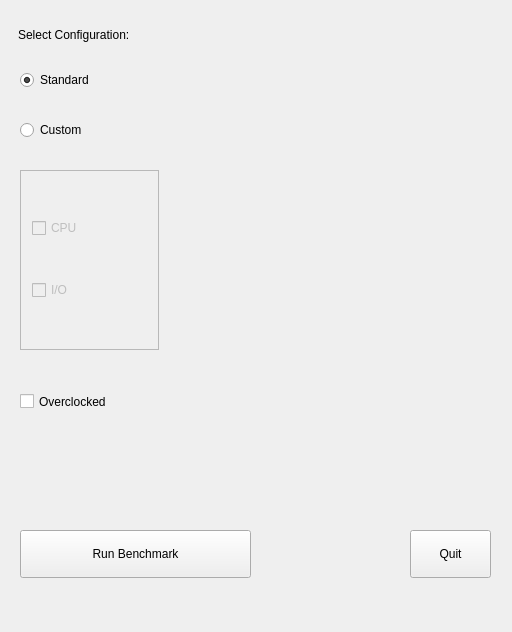
The window that guistructure/configwindow.ui (mguid65/OpenSystemBench) describes before a commit, drawn with Qt 5.
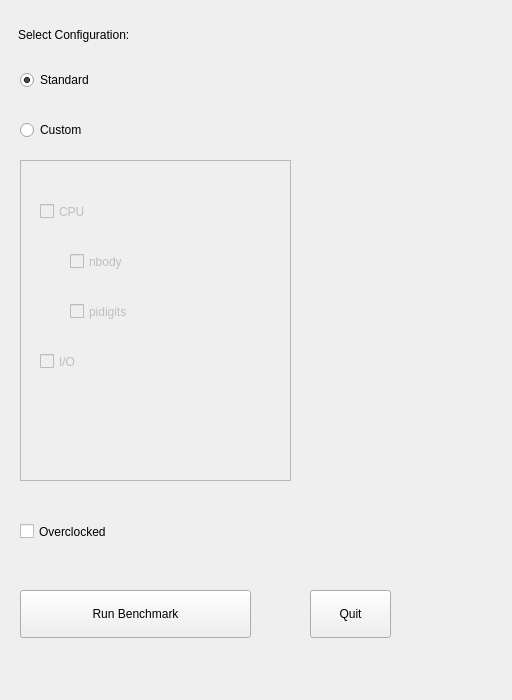
The same window after the commit.

The edit to the form file:
```diff
--- a/guistructure/configwindow.ui
+++ b/guistructure/configwindow.ui
@@ -7,9 +7,21 @@
     <x>0</x>
     <y>0</y>
     <width>512</width>
-    <height>632</height>
+    <height>700</height>
    </rect>
   </property>
+  <property name="minimumSize">
+   <size>
+    <width>512</width>
+    <height>700</height>
+   </size>
+  </property>
+  <property name="maximumSize">
+   <size>
+    <width>512</width>
+    <height>700</height>
+   </size>
+  </property>
   <property name="windowTitle">
    <string>Configuration</string>
   </property>
@@ -66,20 +78,42 @@
     <property name="geometry">
      <rect>
       <x>20</x>
-      <y>170</y>
-      <width>139</width>
-      <height>180</height>
+      <y>160</y>
+      <width>271</width>
+      <height>321</height>
      </rect>
     </property>
     <property name="frameShape">
      <enum>QFrame::StyledPanel</enum>
     </property>
-    <layout class="QGridLayout" name="gridLayout">
-     <item row="1" column="0">
+    <widget class="QCheckBox" name="pidigits">
+     <property name="enabled">
+      <bool>false</bool>
+     </property>
+     <property name="geometry">
+      <rect>
+       <x>50</x>
+       <y>130</y>
+       <width>170</width>
+       <height>43</height>
+      </rect>
+     </property>
+     <property name="text">
+      <string>pidigits</string>
+     </property>
+    </widget>
       <widget class="QCheckBox" name="IO_check">
        <property name="enabled">
         <bool>false</bool>
        </property>
+     <property name="geometry">
+      <rect>
+       <x>20</x>
+       <y>180</y>
+       <width>85</width>
+       <height>43</height>
+      </rect>
+     </property>
        <property name="toolTip">
         <string>Run IO algorithms.</string>
        </property>
@@ -90,12 +124,18 @@
         <bool>false</bool>
        </property>
       </widget>
-     </item>
-     <item row="0" column="0">
       <widget class="QCheckBox" name="CPU_check">
        <property name="enabled">
         <bool>false</bool>
        </property>
+     <property name="geometry">
+      <rect>
+       <x>20</x>
+       <y>30</y>
+       <width>99</width>
+       <height>43</height>
+      </rect>
+     </property>
        <property name="toolTip">
         <string>Run CPU algorithms.</string>
        </property>
@@ -106,14 +146,28 @@
         <bool>false</bool>
        </property>
       </widget>
-     </item>
-    </layout>
+    <widget class="QCheckBox" name="nbody">
+     <property name="enabled">
+      <bool>false</bool>
+     </property>
+     <property name="geometry">
+      <rect>
+       <x>50</x>
+       <y>80</y>
+       <width>124</width>
+       <height>43</height>
+      </rect>
+     </property>
+     <property name="text">
+      <string>nbody</string>
+     </property>
+    </widget>
    </widget>
    <widget class="QPushButton" name="run_button">
     <property name="geometry">
      <rect>
       <x>20</x>
-      <y>530</y>
+      <y>590</y>
       <width>231</width>
       <height>48</height>
      </rect>
@@ -125,8 +179,8 @@
    <widget class="QPushButton" name="quit_button">
     <property name="geometry">
      <rect>
-      <x>410</x>
-      <y>530</y>
+      <x>310</x>
+      <y>590</y>
       <width>81</width>
       <height>48</height>
      </rect>
@@ -139,7 +193,7 @@
     <property name="geometry">
      <rect>
       <x>20</x>
-      <y>380</y>
+      <y>510</y>
       <width>201</width>
       <height>43</height>
      </rect>
```
Lines whose indentation alone changed are shown as unchanged.
